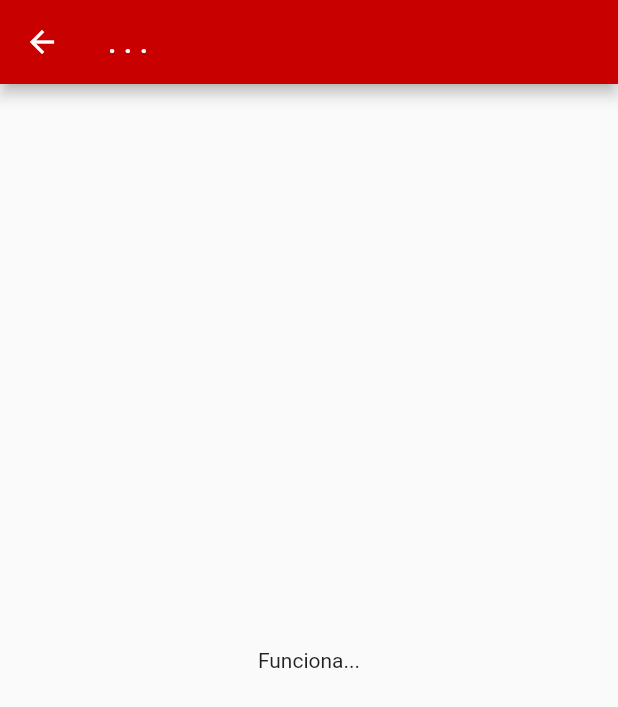
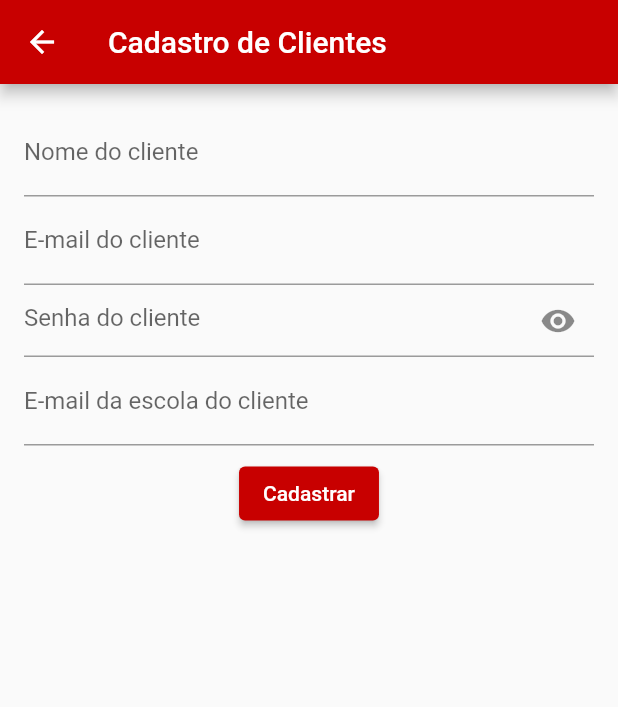
Before and after one commit to guilhermefmmachado/cantina_jit, a Flutter app: the CadastroClienteView screen opened directly, on a phone screen of 412 x 824 dp. Shown: the top 707 px of the screen. Run offline on Flutter 3.47's test engine with Material 2 defaults, Android fonts, the phone set to English and light mode, and no system bars.

Commit message:
Formulários de cadastro + cadastro da escola

```diff
--- /dev/null
+++ b/lib/views/cadastro/cadastro_estudante.dart
@@ -0,0 +1,164 @@
+import 'package:cantina_jit/auxiliar-classes/app_color_palette.dart';
+import 'package:flutter/material.dart';
+
+class CadastroClienteView extends StatefulWidget {
+  const CadastroClienteView({Key? key}) : super(key: key);
+
+  @override
+  State<CadastroClienteView> createState() => _CadastroClienteViewState();
+}
+
+class _CadastroClienteViewState extends State<CadastroClienteView> {
+  final GlobalKey<FormState> _formKey = GlobalKey<FormState>();
+  TextEditingController nomeClienteCtl = TextEditingController();
+  TextEditingController emailClienteCtl = TextEditingController();
+  TextEditingController senhaClienteCtl = TextEditingController();
+  TextEditingController emailClienteEscolaCtl = TextEditingController();
+
+  bool _isPasswordFieldObscure = true;
+
+  //late bool erro, enviando, sucesso;
+  //late String msg;
+
+  String phpUrl =
+      "http://192.168.15.9/projetos_flutter/cantina_jit_backend/index.php";
+  // ! CUIDADO AO USAR NA ESCOLA, ERRO DE IP.
+
+  @override
+  Widget build(BuildContext context) {
+    return Scaffold(
+      appBar: AppBar(
+        title: const Text("Cadastro de Clientes"),
+        backgroundColor: AppColorPalette.redMain,
+      ),
+      body: SingleChildScrollView(
+        child: Form(
+          key: _formKey,
+          child: Padding(
+            padding: const EdgeInsets.all(16.0),
+            child: Column(
+              crossAxisAlignment: CrossAxisAlignment.start,
+              children: <Widget>[
+                TextFormField(
+                  controller: nomeClienteCtl,
+                  decoration: const InputDecoration(
+                    hintText: "Insira seu nome real, evite apelidos.",
+                    labelText: "Nome do cliente",
+                    focusedBorder: UnderlineInputBorder(
+                      borderSide: BorderSide(
+                        color: AppColorPalette.greenMain,
+                        width: 2,
+                      ),
+                    ),
+                  ),
+                  validator: (String? value) {
+                    if (value == null || value.isEmpty) {
+                      return "Por favor, informe o nome do cliente.";
+                    }
+                    return null;
+                  },
+                ),
+                TextFormField(
+                  controller: emailClienteCtl,
+                  keyboardType: TextInputType.emailAddress,
+                  decoration: const InputDecoration(
+                    hintText: "cliente@example.com",
+                    labelText: "E-mail do cliente",
+                    focusedBorder: UnderlineInputBorder(
+                      borderSide: BorderSide(
+                        color: AppColorPalette.greenMain,
+                        width: 2,
+                      ),
+                    ),
+                  ),
+                  validator: (String? value) {
+                    if (value == null || value.isEmpty) {
+                      return "Por favor, informe o e-mail semelhante ao exemplo.";
+                    }
+                    return null;
+                  },
+                ),
+                TextFormField(
+                  controller: senhaClienteCtl,
+                  obscureText: _isPasswordFieldObscure,
+                  decoration: InputDecoration(
+                    hintText: "Senha do cliente",
+                    focusedBorder: const UnderlineInputBorder(
+                      borderSide: BorderSide(
+                        color: AppColorPalette.greenMain,
+                        width: 2,
+                      ),
+                    ),
+                    suffixIcon: IconButton(
+                        icon: Icon(_isPasswordFieldObscure
+                            ? Icons.visibility
+                            : Icons.visibility_off),
+                        onPressed: () {
+                          setState(() {
+                            _isPasswordFieldObscure = !_isPasswordFieldObscure;
+                          });
+                        }),
+                  ),
+                  validator: (String? value) {
+                    if (value == null || value.isEmpty) {
+                      return "Por favor, informe sua senha.";
+                    }
+                    return null;
+                  },
+                ),
+                TextFormField(
+                  controller: emailClienteEscolaCtl,
+                  keyboardType: TextInputType.emailAddress,
+                  decoration: const InputDecoration(
+                    hintText: "escola@example.com",
+                    labelText: "E-mail da escola do cliente",
+                    focusedBorder: UnderlineInputBorder(
+                      borderSide: BorderSide(
+                        color: AppColorPalette.greenMain,
+                        width: 2,
+                      ),
+                    ),
+                  ),
+                  validator: (String? value) {
+                    if (value == null || value.isEmpty) {
+                      return "Por favor, informe o e-mail semelhante ao exemplo.";
+                    }
+                    return null;
+                  },
+                ),
+                Padding(
+                  padding: const EdgeInsets.all(8.0),
+                  child: Center(
+                    child: ElevatedButton(
+                      onPressed: () {
+                        if (_formKey.currentState!.validate()) {
+                          // * É aqui onde a programação para alterar o BD acontece
+                          print("Funciona...");
+                          //cadastrarEscola();
+                        }
+                      },
+                      child: Text(/*enviando ? "Cadastrando..." : */"Cadastrar"),
+                      style: ElevatedButton.styleFrom(
+                        primary: AppColorPalette.redMain,
+                      ),
+                    ),
+                  ),
+                ),
+                /*
+                Center(
+                  child: Text(
+                    sucesso
+                        ? "Cadastro realizado, agora faça seu login na página de login e cofigure sua cantina."
+                        : msg,
+                    textAlign: TextAlign.center,
+                  ),
+                )
+                */
+              ],
+            ),
+          ),
+        ),
+      ),
+    );
+  }
+}
--- a/lib/views/cadastro/cadastro_estudante_funcionario.dart
+++ /dev/null
@@ -1,24 +0,0 @@
-import 'package:cantina_jit/auxiliar-classes/app_color_palette.dart';
-import 'package:flutter/material.dart';
-
-class CadastroClienteView extends StatefulWidget {
-  const CadastroClienteView({Key? key}) : super(key: key);
-
-  @override
-  State<CadastroClienteView> createState() => _CadastroClienteViewState();
-}
-
-class _CadastroClienteViewState extends State<CadastroClienteView> {
-  @override
-  Widget build(BuildContext context) {
-    return Scaffold(
-      appBar: AppBar(
-        backgroundColor: AppColorPalette.redMain,
-        title: const Text(". . ."),
-      ),
-      body: Center(
-        child: Text("Funciona..."),
-      ),
-    );
-  }
-}
```
Also changed, not shown: lib/views/cadastro/cadastro_escola.dart (+117 -11 lines), lib/views/cadastro/cadastro_funcionario.dart (added, +164 -0 lines), lib/views/cadastro/is_atores.dart (+9 -4 lines).
